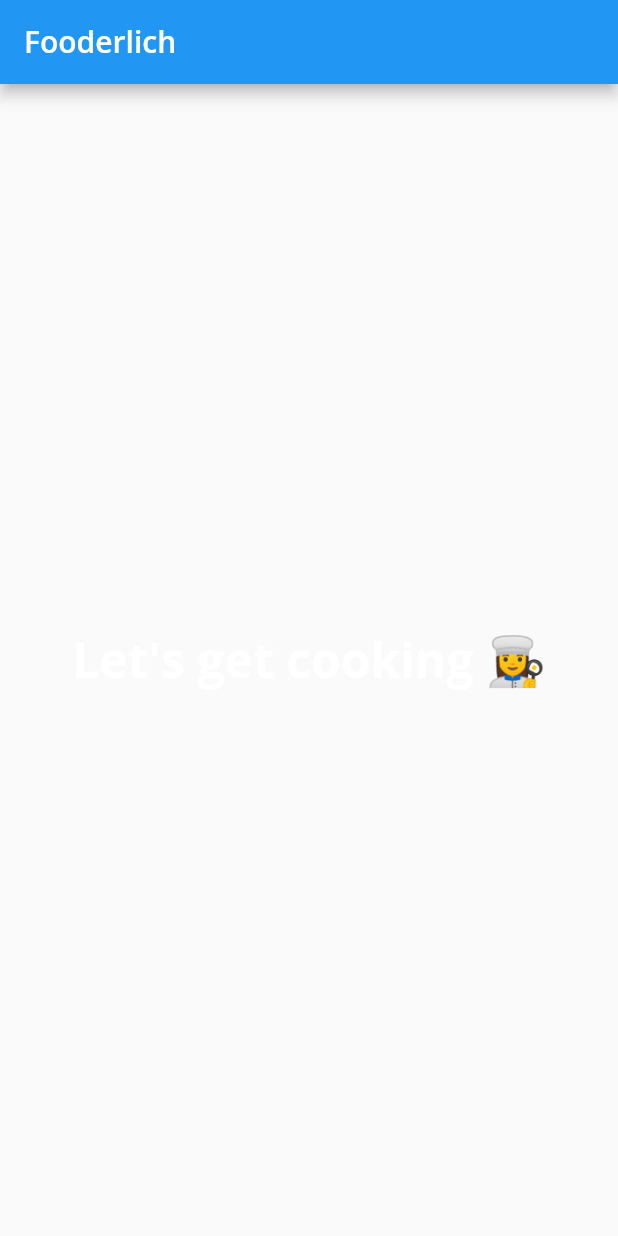
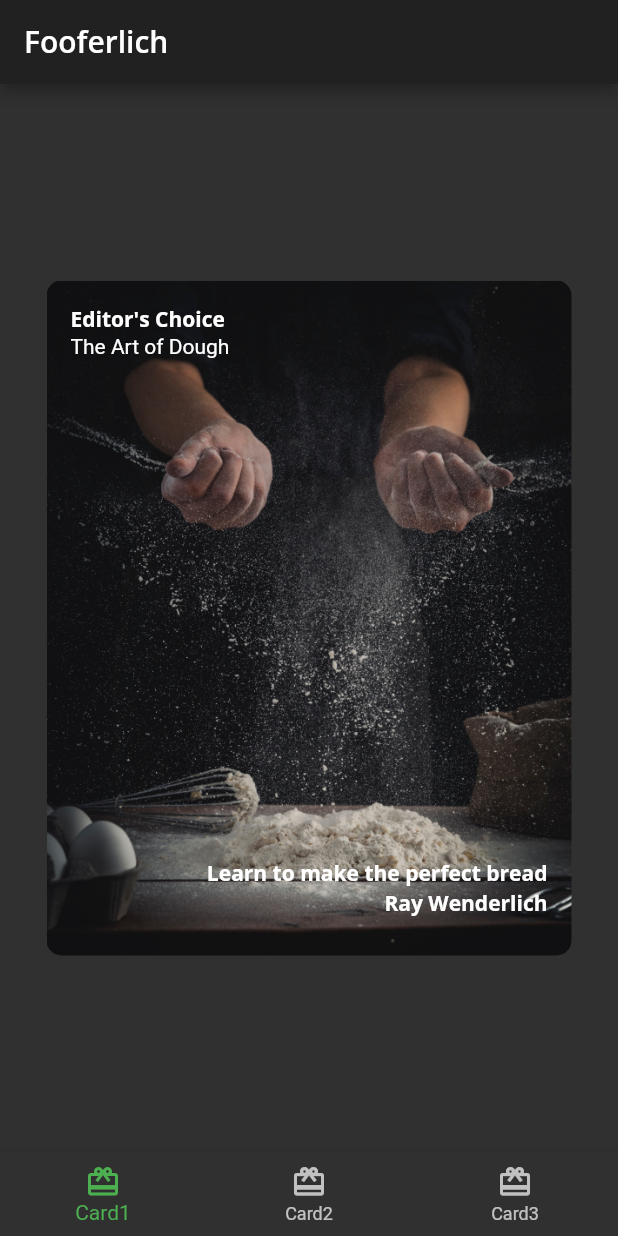
Before and after one commit to heback/fooderlich, a Flutter app: the screen it shows after launch, on a phone screen of 412 x 824 dp. Run offline on Flutter 3.47's test engine with Material 2 defaults, Android fonts, the phone set to English and light mode, and no system bars; our stand-ins replace google_fonts.

Commit message:
2022-09-01 16:16

```diff
--- /dev/null
+++ b/lib/card1.dart
@@ -0,0 +1,51 @@
+import 'package:flutter/material.dart';
+import 'fooderlich_theme.dart';
+
+class Card1 extends StatelessWidget {
+  const Card1({Key? key}) : super(key: key);
+
+  final String category = 'Editor\'s Choice';
+  final String title = 'The Art of Dough';
+  final String description = 'Learn to make the perfect bread';
+  final String chef = 'Ray Wenderlich';
+
+  @override
+  Widget build(BuildContext context) {
+    return Center(
+      child: Container(
+        padding:  const EdgeInsets.all(16),
+        constraints: const BoxConstraints.expand(
+          width: 350,
+          height: 450,
+        ),
+        decoration: const BoxDecoration(
+          image: DecorationImage(
+              image: AssetImage('assets/mag1.png'),
+              fit: BoxFit.cover,
+          ),
+          borderRadius: BorderRadius.all(Radius.circular(10.0))
+        ),
+        child: Stack(
+          children: [
+            Text(category, style: FooderlichTheme.darkTextTheme.bodyText1,),
+            Positioned(
+                child: Text(title, style: FooderlichTheme.darkTextTheme.headline5,),
+                top: 20,
+            ),
+            Positioned(
+                child: Text(description, style: FooderlichTheme.darkTextTheme.bodyText1,),
+                bottom: 30,
+                right: 0,
+            ),
+            Positioned(
+                child: Text(chef, style: FooderlichTheme.darkTextTheme.bodyText1,),
+                bottom: 10,
+                right: 0,
+            )
+
+          ],
+        ),
+      ),
+    );
+  }
+}
--- /dev/null
+++ b/lib/home.dart
@@ -0,0 +1,60 @@
+import 'package:flutter/material.dart';
+import 'Card1.dart';
+
+class Home extends StatefulWidget {
+  const Home({Key? key}) : super(key: key);
+
+  @override
+  State<Home> createState() => _HomeState();
+}
+
+class _HomeState extends State<Home> {
+
+  int _selectedIndex = 0;
+  static List<Widget> pages = <Widget>[
+    const Card1(),
+    Container(color: Colors.green,),
+    Container(color: Colors.blue,)
+  ];
+
+  void _onItemTapped(int index) {
+    setState((){
+      _selectedIndex = index;
+    });
+  }
+
+  @override
+  Widget build(BuildContext context) {
+
+    return Scaffold(
+      appBar: AppBar(
+        title: Text(
+          'Fooferlich',
+          style: Theme.of(context).textTheme.headline6,
+        ),
+      ),
+      body: Center(
+        child: pages[_selectedIndex],
+      ),
+      bottomNavigationBar: BottomNavigationBar(
+        selectedItemColor: Theme.of(context).textSelectionTheme.selectionColor,
+        currentIndex: _selectedIndex,
+        onTap: _onItemTapped,
+        items: <BottomNavigationBarItem>[
+          const BottomNavigationBarItem(
+              icon: Icon(Icons.card_giftcard),
+              label: 'Card1'
+          ),
+          const BottomNavigationBarItem(
+              icon: Icon(Icons.card_giftcard),
+              label: 'Card2'
+          ),
+          const BottomNavigationBarItem(
+              icon: Icon(Icons.card_giftcard),
+              label: 'Card3'
+          )
+        ],
+      ),
+    );
+  }
+}
--- a/lib/main.dart
+++ b/lib/main.dart
@@ -1,34 +1,24 @@
 import 'package:flutter/material.dart';
-import 'package:fooderlich/fooderlich_theme.dart';
+import 'fooderlich_theme.dart';
+import 'home.dart';
 
 void main() {
-  // 1
+
   runApp(const Fooderlich());
 }
 
 class Fooderlich extends StatelessWidget {
-  // 2
+
   const Fooderlich({Key? key}) : super(key: key);
   @override
   Widget build(BuildContext context) {
 
-
     final theme = FooderlichTheme.dark();
 
-    // TODO: Apply Home widget
-    // 3
     return MaterialApp(
-      // TODO: Add theme
+      theme: theme,
       title: 'Fooderlich',
-      // 4
-      home: Scaffold(
-
-        appBar: AppBar(
-            title: Text('Fooderlich', style: theme.textTheme.headline6)
-        ),
-
-        body: Center(child: Text('Let\'s get cooking 👩‍🍳', style: theme.textTheme.headline1,)),
-      ),
+      home: const Home()
     );
   }
 }
```
